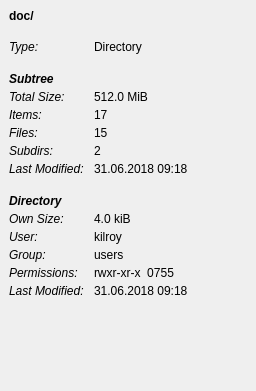
First picture: the form in src/file-details-view.ui, repository shundhammer/qdirstat, before the edit.
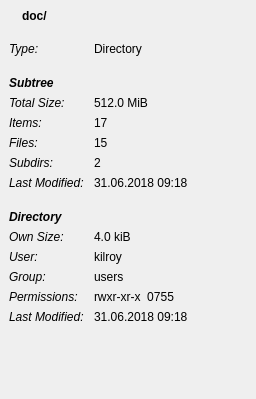
Second picture: the form after the edit. The open tabs and pages were chosen to show the change. Icons and pictures are not drawn.

Commit message: Icons in details view

The edit to the form file:
```diff
--- a/src/file-details-view.ui
+++ b/src/file-details-view.ui
@@ -7,7 +7,7 @@
     <x>0</x>
     <y>0</y>
     <width>256</width>
-    <height>391</height>
+    <height>399</height>
    </rect>
   </property>
   <property name="windowTitle">
@@ -270,15 +270,27 @@
    </layout>
   </widget>
   <widget class="QWidget" name="dirDetailsPage">
-   <layout class="QHBoxLayout" name="dirDetailsPageHBox">
-    <property name="spacing">
-     <number>0</number>
-    </property>
+   <layout class="QHBoxLayout" name="dirDetailsHBox">
     <item>
-     <layout class="QVBoxLayout" name="dirDetailsPageVBox">
-      <property name="spacing">
-       <number>4</number>
-      </property>
+     <layout class="QVBoxLayout" name="dirDetailsVBox">
+      <item>
+       <layout class="QHBoxLayout" name="dirHeadingHBox">
+        <item>
+         <widget class="QLabel" name="dirIcon">
+          <property name="sizePolicy">
+           <sizepolicy hsizetype="Fixed" vsizetype="Fixed">
+            <horstretch>0</horstretch>
+            <verstretch>0</verstretch>
+           </sizepolicy>
+          </property>
+          <property name="text">
+           <string/>
+          </property>
+          <property name="pixmap">
+           <pixmap resource="icons.qrc">:/icons/tree-medium/dir.png</pixmap>
+          </property>
+         </widget>
+        </item>
       <item>
        <widget class="QLabel" name="dirNameLabel">
         <property name="font">
@@ -290,10 +302,15 @@
         <property name="text">
          <string>doc/</string>
         </property>
+          <property name="alignment">
+           <set>Qt::AlignBottom|Qt::AlignLeading|Qt::AlignLeft</set>
+          </property>
         <property name="textInteractionFlags">
          <set>Qt::LinksAccessibleByMouse|Qt::TextSelectableByMouse</set>
         </property>
        </widget>
+        </item>
+       </layout>
       </item>
       <item>
        <spacer name="dirTopSpacer">
```
Left out of the diff: 63 changed lines with no effect on the pictures. Lines whose indentation alone changed are shown as unchanged.
